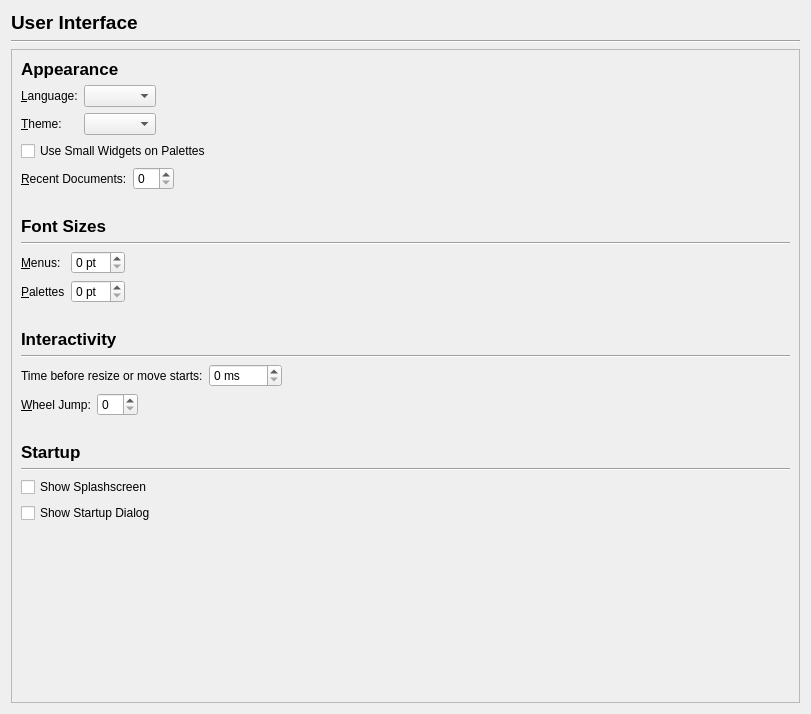
Before: the Qt Designer form scribus/ui/prefs_userinterfacebase.ui in scribusproject/scribus, drawn with Qt 5.
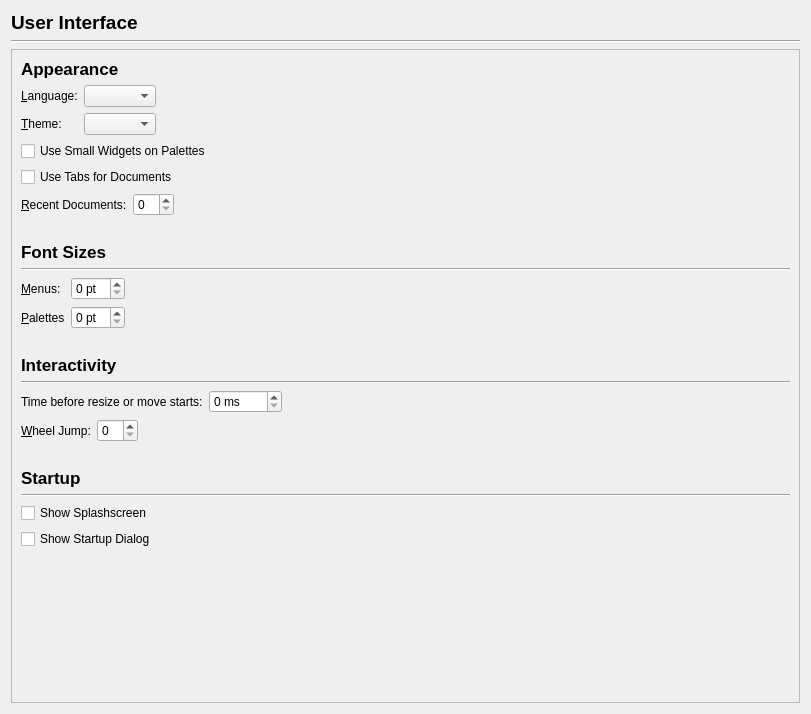
After: the same form once the commit is applied.

Commit message: Add in tabbed UI to new prefs dialog, some more newmarginwidget updates

```diff
--- a/scribus/ui/prefs_userinterfacebase.ui
+++ b/scribus/ui/prefs_userinterfacebase.ui
@@ -135,6 +135,30 @@
          </item>
         </layout>
        </item>
+       <item>
+        <layout class="QHBoxLayout" name="horizontalLayout_2">
+         <item>
+          <widget class="QCheckBox" name="useTabsForDocumentsCheckBox">
+           <property name="text">
+            <string>Use Tabs for Documents</string>
+           </property>
+          </widget>
+         </item>
+         <item>
+          <spacer name="horizontalSpacer_2">
+           <property name="orientation">
+            <enum>Qt::Horizontal</enum>
+           </property>
+           <property name="sizeHint" stdset="0">
+            <size>
+             <width>40</width>
+             <height>20</height>
+            </size>
+           </property>
+          </spacer>
+         </item>
+        </layout>
+       </item>
        <item>
         <layout class="QHBoxLayout" name="horizontalLayout_7">
          <item>
```
The commit also changes 4 other files.
